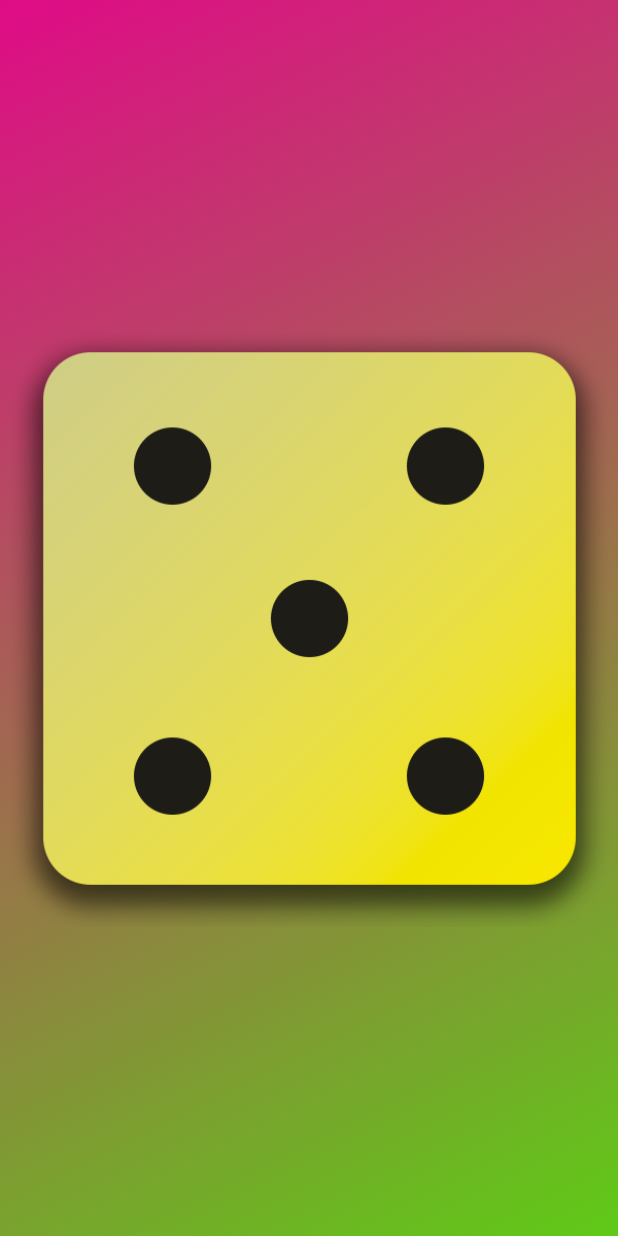
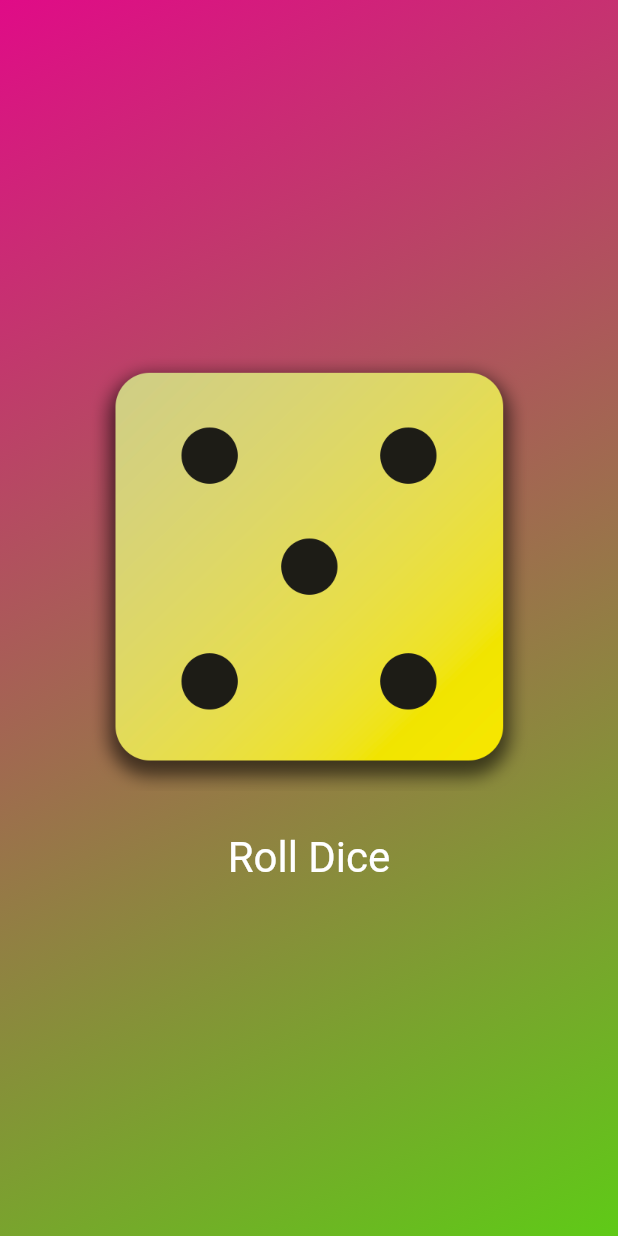
Before and after one commit to Sujithskk/fluttter, a Flutter app: the screen it shows after launch, on a phone screen of 412 x 824 dp. Run offline on Flutter 3.47's test engine with Material 2 defaults, Android fonts, the phone set to English and light mode, and no system bars.

Commit message:
new  toady

```diff
--- a/lib/gradient_container.dart
+++ b/lib/gradient_container.dart
@@ -4,19 +4,20 @@ const startAlignment = Alignment.topLeft;
 const endAlignment = Alignment.bottomRight;
 
 class GradientContainer extends StatelessWidget {
-  const GradientContainer(this.color1, this.color2, {super.key});
+  GradientContainer(this.color1, this.color2, {super.key});
 
-  const GradientContainer.purble({super.key})
+  GradientContainer.purble({super.key})
       : color1 = Colors.redAccent,
         color2 = Colors.green;
 
   final Color color1;
   final Color color2;
+  var activeDiceImage = 'assets/images/dice-5.png';
 
-  // initialization work
-  // add some comment
-  //var StartAlignment = Alignment.topLeft;
-  //var endAlignment = Alignment.bottomRight;
+  void rollDice() {
+    activeDiceImage = 'assets/images/dice-6.png';
+    print('changing image......');
+  }
 
   @override
   Widget build(context) {
@@ -30,7 +31,29 @@ class GradientContainer extends StatelessWidget {
         ),
       ),
       child: Center(
-        child: Image.asset('assets/images/dice-5.png'),
+        child: Column(
+          mainAxisSize: MainAxisSize.min,
+          children: [
+            Image.asset(
+              activeDiceImage,
+              width: 300,
+            ),
+            const SizedBox(
+              height: 20,
+            ),
+            TextButton(
+              onPressed: rollDice,
+              style: TextButton.styleFrom(
+                // padding:const EdgeInsets.only(
+                //   top: 20,
+                //   ),
+                foregroundColor: Colors.white,
+                textStyle: const TextStyle(fontSize: 28),
+              ),
+              child: const Text('Roll Dice'),
+            )
+          ],
+        ),
       ),
     );
   }
--- a/lib/main.dart
+++ b/lib/main.dart
@@ -4,12 +4,12 @@ import 'package:frist_app/gradient_container.dart';
 
 void main() {
   runApp(
-    const MaterialApp(
+    MaterialApp(
       home: Scaffold(
         // backgroundColor: Color.fromARGB(255, 224, 19, 19),
         body: GradientContainer(
-          Color.fromARGB(255, 224, 11, 135),
-          Color.fromARGB(255, 95, 202, 23),
+          const Color.fromARGB(255, 224, 11, 135),
+          const Color.fromARGB(255, 95, 202, 23),
         ),
       ),
     ),
```
